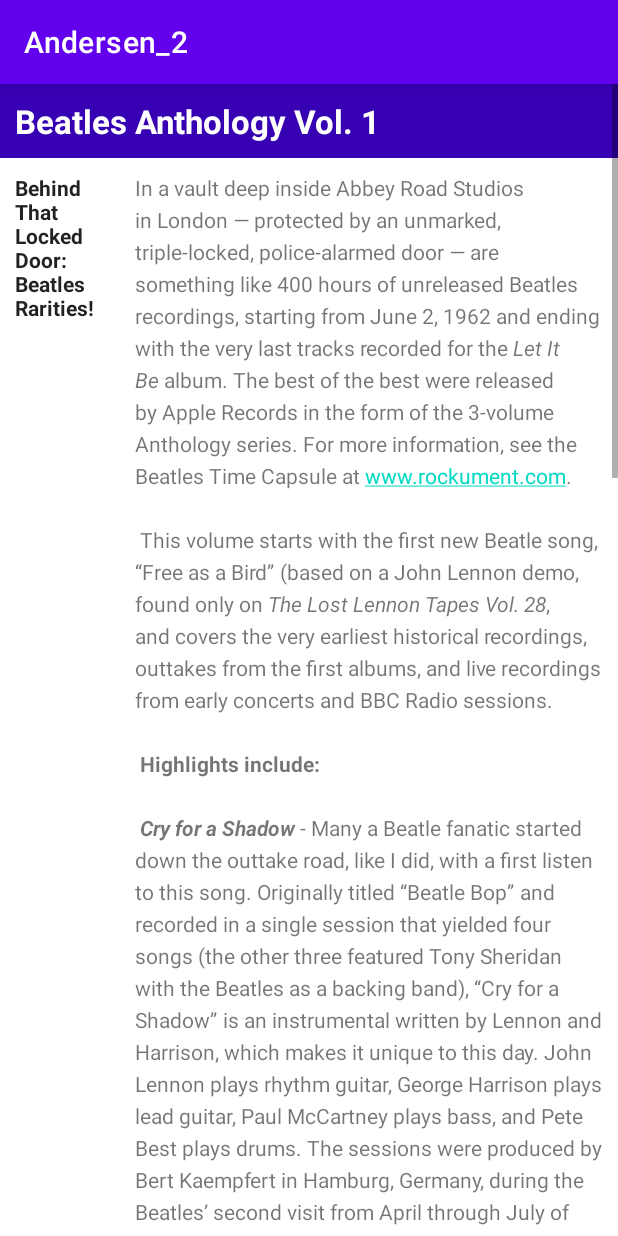
After one commit to teckzi/Andersen_2, an Android app: the LessonOneThree screen opened directly, with no data from a screen before it, on a phone screen of 412 x 824 dp. The commit adds this screen. Run offline under Robolectric (Android 15) with nearby library versions, the phone set to English and light mode, and no system bars.

Commit message:
Lesson 1.3

```diff
--- a/app/src/main/AndroidManifest.xml
+++ b/app/src/main/AndroidManifest.xml
@@ -10,6 +10,9 @@
         android:supportsRtl="true"
         android:theme="@style/Theme.Andersen_2">
         <activity
+            android:name=".lessonOneThree.LessonOneThree"
+            android:exported="false" />
+        <activity
             android:name=".MainActivity"
             android:exported="true">
             <intent-filter>
--- a/app/src/main/java/com/tck/myapplication/MainActivity.kt
+++ b/app/src/main/java/com/tck/myapplication/MainActivity.kt
@@ -4,6 +4,7 @@ import androidx.appcompat.app.AppCompatActivity
 import android.os.Bundle
 import androidx.databinding.DataBindingUtil
 import com.tck.myapplication.databinding.ActivityMainBinding
+import com.tck.myapplication.lessonOneThree.LessonOneThree
 
 class MainActivity : AppCompatActivity() {
     override fun onCreate(savedInstanceState: Bundle?) {
@@ -19,7 +20,7 @@ class MainActivity : AppCompatActivity() {
         }
 
         binding.LessonOnePointThree.setOnClickListener {
-
+            startActivity(LessonOneThree.newIntent(this))
         }
 
         binding.LessonOnePointFour.setOnClickListener {
--- /dev/null
+++ b/app/src/main/java/com/tck/myapplication/lessonOneThree/LessonOneThree.kt
@@ -0,0 +1,19 @@
+package com.tck.myapplication.lessonOneThree
+
+import android.content.Context
+import android.content.Intent
+import androidx.appcompat.app.AppCompatActivity
+import android.os.Bundle
+import com.tck.myapplication.R
+
+class LessonOneThree : AppCompatActivity() {
+    companion object{
+        fun newIntent(packageContext: Context): Intent {
+            return Intent(packageContext, LessonOneThree::class.java)
+        }
+    }
+    override fun onCreate(savedInstanceState: Bundle?) {
+        super.onCreate(savedInstanceState)
+        setContentView(R.layout.activity_lesson_one_three)
+    }
+}
--- /dev/null
+++ b/app/src/main/res/layout/activity_lesson_one_three.xml
@@ -0,0 +1,73 @@
+<?xml version="1.0" encoding="utf-8"?>
+<RelativeLayout xmlns:android="http://schemas.android.com/apk/res/android"
+    xmlns:app="http://schemas.android.com/apk/res-auto"
+    xmlns:tools="http://schemas.android.com/tools"
+    android:layout_width="match_parent"
+    android:layout_height="match_parent"
+    tools:context=".lessonOneThree.LessonOneThree">
+
+    <ScrollView
+        android:layout_width="match_parent"
+        android:layout_height="match_parent">
+
+        <androidx.constraintlayout.widget.ConstraintLayout
+            android:layout_width="match_parent"
+            android:layout_height="match_parent"
+            android:orientation="vertical">
+
+            <TextView
+                android:id="@+id/article_heading"
+                android:layout_width="match_parent"
+                android:layout_height="wrap_content"
+                android:background="@color/purple_700"
+                android:padding="@dimen/padding_regular"
+                android:text="@string/article_title"
+                android:contentDescription="@string/article_title"
+                android:textAppearance="@android:style/TextAppearance.DeviceDefault.Large"
+                android:textColor="@android:color/white"
+                android:textStyle="bold"
+                app:layout_constraintEnd_toEndOf="parent"
+                app:layout_constraintHorizontal_bias="0.0"
+                app:layout_constraintStart_toStartOf="parent"
+                app:layout_constraintTop_toTopOf="parent" />
+
+            <TextView
+                android:id="@+id/article_subheading"
+                android:layout_width="80dp"
+                android:layout_height="132dp"
+                android:padding="@dimen/padding_regular"
+                android:text="@string/article_subtitle"
+                android:contentDescription="@string/article_subtitle"
+                android:textAppearance="@android:style/TextAppearance.DeviceDefault"
+                android:textStyle="bold"
+                app:layout_constraintEnd_toStartOf="@+id/article"
+                app:layout_constraintStart_toStartOf="parent"
+                app:layout_constraintTop_toBottomOf="@id/article_heading" />
+
+            <TextView
+                android:id="@+id/article"
+                android:layout_width="0dp"
+                android:layout_height="wrap_content"
+                android:autoLink="web"
+                android:lineSpacingExtra="@dimen/lineSpacingExtra"
+                android:padding="@dimen/padding_regular"
+                android:text="@string/article_text"
+                android:contentDescription="Article text"
+                app:layout_constraintEnd_toEndOf="parent"
+                app:layout_constraintStart_toEndOf="@+id/article_subheading"
+                app:layout_constraintTop_toBottomOf="@id/article_heading" />
+
+            <Button
+                android:layout_width="wrap_content"
+                android:layout_height="wrap_content"
+                android:layout_marginStart="16dp"
+                android:layout_marginTop="16dp"
+                android:text="button for smthn"
+                app:layout_constraintStart_toStartOf="parent"
+                app:layout_constraintTop_toBottomOf="@id/article" />
+
+        </androidx.constraintlayout.widget.ConstraintLayout>
+
+    </ScrollView>
+
+</RelativeLayout>
```
